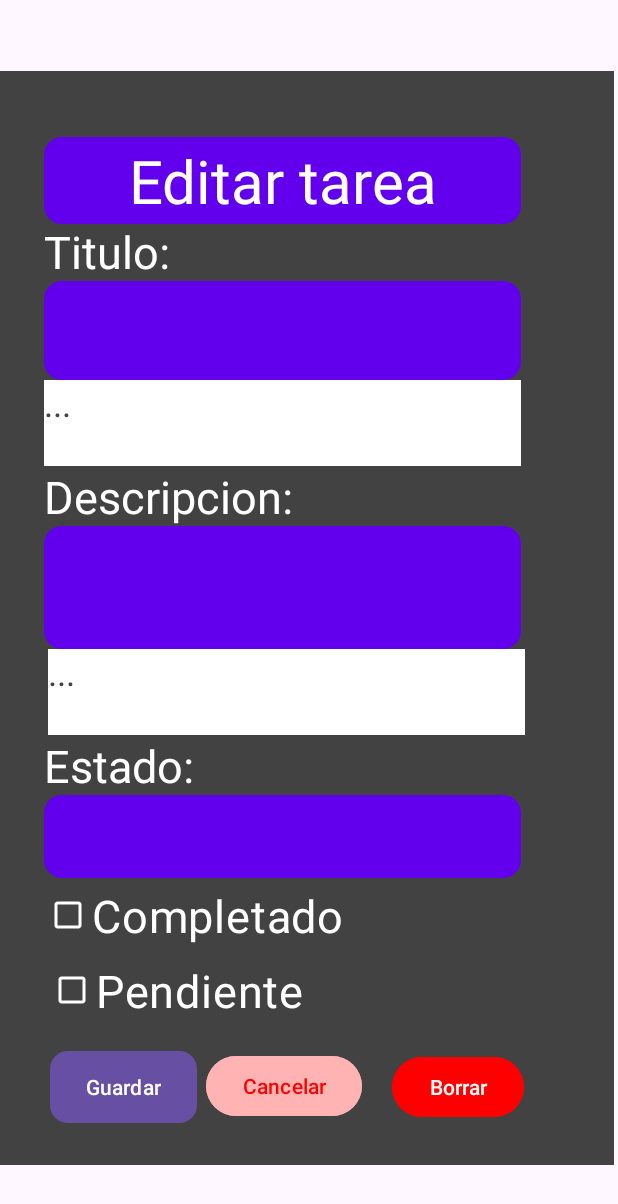
After one commit to JuanfranV/AppTareas, an Android app: the EditarTareaActivity screen opened directly, with no data from a screen before it, on a phone screen of 412 x 824 dp. The commit adds this screen. Shown: the top 1204 px of the screen. Run offline under Robolectric (Android 15) with nearby library versions, the phone set to English and light mode, and no system bars.

Commit message:
se creo y vinculo el ediatarTareaActivity

```diff
--- a/app/src/main/AndroidManifest.xml
+++ b/app/src/main/AndroidManifest.xml
@@ -11,6 +11,9 @@
         android:roundIcon="@mipmap/ic_launcher_round"
         android:supportsRtl="true"
         android:theme="@style/Theme.ProyectoTareas">
+        <activity
+            android:name=".EditarTareaActivity"
+            android:exported="false" />
         <activity
             android:name=".AgregarTareaActivity"
             android:exported="false" />
--- /dev/null
+++ b/app/src/main/java/com/example/proyectotareas/EditarTareaActivity.java
@@ -0,0 +1,41 @@
+package com.example.proyectotareas;
+
+import android.content.Intent;
+import android.os.Bundle;
+import android.widget.TextView;
+
+import androidx.activity.EdgeToEdge;
+import androidx.appcompat.app.AppCompatActivity;
+import androidx.core.graphics.Insets;
+import androidx.core.view.ViewCompat;
+import androidx.core.view.WindowInsetsCompat;
+
+public class EditarTareaActivity extends AppCompatActivity {
+
+    TextView teViTitulo;
+    TextView teViDescripcion;
+    TextView teViEstado;
+
+
+    @Override
+    protected void onCreate(Bundle savedInstanceState) {
+        super.onCreate(savedInstanceState);
+        EdgeToEdge.enable(this);
+        setContentView(R.layout.activity_editar_tarea);
+        ViewCompat.setOnApplyWindowInsetsListener(findViewById(R.id.main), (v, insets) -> {
+            Insets systemBars = insets.getInsets(WindowInsetsCompat.Type.systemBars());
+            v.setPadding(systemBars.left, systemBars.top, systemBars.right, systemBars.bottom);
+            return insets;
+        });
+
+        teViTitulo = findViewById(R.id.teViTitulo);
+        teViDescripcion = findViewById(R.id.teViDescripcion);
+        teViEstado = findViewById(R.id.teViEstado);
+
+        Intent intent = getIntent();
+        teViTitulo.setText(intent.getStringExtra("titulo"));
+        teViDescripcion.setText(intent.getStringExtra("descripcion"));
+        teViEstado.setText(intent.getStringExtra("estado"));
+
+    }
+}
--- a/app/src/main/java/com/example/proyectotareas/MainActivity.java
+++ b/app/src/main/java/com/example/proyectotareas/MainActivity.java
@@ -46,7 +46,7 @@ public class MainActivity extends AppCompatActivity {
 
         buttonAgregar = findViewById(R.id.buttonAñadir);
 
-        adapter = new tareaAdapter(listaTareas);
+        adapter = new tareaAdapter(this, listaTareas);
         recyclerTareas.setAdapter(adapter);
 
         agregarTareaLauncher = registerForActivityResult(
--- a/app/src/main/java/com/example/proyectotareas/caracters/tareaAdapter.java
+++ b/app/src/main/java/com/example/proyectotareas/caracters/tareaAdapter.java
@@ -1,5 +1,7 @@
 package com.example.proyectotareas.caracters;
 
+import android.content.Context;
+import android.content.Intent;
 import android.view.LayoutInflater;
 import android.view.View;
 import android.view.ViewGroup;
@@ -8,15 +10,18 @@ import android.widget.TextView;
 import androidx.annotation.NonNull;
 import androidx.recyclerview.widget.RecyclerView;
 
+import com.example.proyectotareas.EditarTareaActivity;
 import com.example.proyectotareas.R;
 import com.example.proyectotareas.model.agregarTareaModel;
 
 import java.util.List;
 
 public class tareaAdapter extends RecyclerView.Adapter<tareaAdapter.ViewHolder> {
-    private static List<agregarTareaModel> listaTareas;
+    private List<agregarTareaModel> listaTareas;
+    private Context context;
 
-    public tareaAdapter(List<agregarTareaModel> listaTareas){
+    public tareaAdapter(Context context,List<agregarTareaModel> listaTareas){
+        this.context = context;
         this.listaTareas = listaTareas;
     }
 
@@ -44,7 +49,15 @@ public class tareaAdapter extends RecyclerView.Adapter<tareaAdapter.ViewHolder>
         holder.teViNombre.setText("Nombre: " + agregarTareaModel.getNombre());
         holder.teVidescripcion.setText("Descripción: " + agregarTareaModel.getDescripcion());
         holder.teViEstado.setText("estado: " + agregarTareaModel.getCompletadoPendiente());
-    }
+
+        holder.itemView.setOnClickListener(view -> {
+            Intent intent = new Intent(context, EditarTareaActivity.class);
+            intent.putExtra("titulo", agregarTareaModel.getNombre());
+            intent.putExtra("descripcion", agregarTareaModel.getDescripcion());
+            intent.putExtra("estado", agregarTareaModel.getCompletadoPendiente());
+            context.startActivity(intent);
+        });
+        }
 
     @Override
     public int getItemCount(){
--- a/app/src/main/res/drawable/fondo_redondeado.xml
+++ b/app/src/main/res/drawable/fondo_redondeado.xml
@@ -3,5 +3,5 @@
     <shape xmlns:android="http://schemas.android.com/apk/res/android"
         android:shape="rectangle">
         <solid android:color="#6200EE" />
-        <corners android:radius="16dp"/>
+        <corners android:radius="12dp"/>
     </shape>
--- /dev/null
+++ b/app/src/main/res/layout/activity_editar_tarea.xml
@@ -0,0 +1,216 @@
+<?xml version="1.0" encoding="utf-8"?>
+<androidx.constraintlayout.widget.ConstraintLayout xmlns:android="http://schemas.android.com/apk/res/android"
+    xmlns:app="http://schemas.android.com/apk/res-auto"
+    xmlns:tools="http://schemas.android.com/tools"
+    android:id="@+id/main"
+    android:layout_width="match_parent"
+    android:layout_height="match_parent"
+    tools:context=".EditarTareaActivity">
+
+    <androidx.constraintlayout.widget.ConstraintLayout
+        android:layout_width="409dp"
+        android:layout_height="729dp"
+        android:background="@color/cardview_dark_background"
+        app:layout_constraintBottom_toBottomOf="parent"
+        app:layout_constraintEnd_toEndOf="parent"
+        app:layout_constraintHorizontal_bias="0.0"
+        app:layout_constraintStart_toStartOf="parent"
+        app:layout_constraintTop_toTopOf="parent">
+
+        <TextView
+            android:id="@+id/teviTituloN"
+            android:layout_width="318dp"
+            android:layout_height="40dp"
+            android:layout_marginTop="56dp"
+            android:text="Titulo:"
+            android:textColor="@color/white"
+            android:textSize="30sp"
+            app:layout_constraintEnd_toEndOf="parent"
+            app:layout_constraintHorizontal_bias="0.318"
+            app:layout_constraintStart_toStartOf="parent"
+            app:layout_constraintTop_toTopOf="@+id/teViEditarTarea" />
+
+        <TextView
+            android:id="@+id/teviEstadoN"
+            android:layout_width="318dp"
+            android:layout_height="40dp"
+            android:text="Estado:"
+            android:textColor="@color/white"
+            android:textSize="30sp"
+            app:layout_constraintEnd_toEndOf="parent"
+            app:layout_constraintHorizontal_bias="0.318"
+            app:layout_constraintStart_toStartOf="parent"
+            app:layout_constraintTop_toBottomOf="@+id/edTeDescripcion" />
+
+        <TextView
+            android:id="@+id/teViTitulo"
+            android:layout_width="318dp"
+            android:layout_height="66dp"
+            android:inputType="textMultiLine"
+            android:singleLine="false"
+            android:text="Esperando..."
+            android:textColor="@color/white"
+            android:textSize="23sp"
+            android:background="@drawable/fondo_redondeado"
+            app:layout_constraintEnd_toEndOf="parent"
+            app:layout_constraintHorizontal_bias="0.318"
+            app:layout_constraintStart_toStartOf="parent"
+            app:layout_constraintTop_toBottomOf="@+id/teviTituloN" />
+
+        <TextView
+            android:id="@+id/teViEstado"
+            android:layout_width="318dp"
+            android:layout_height="55dp"
+            android:inputType="textMultiLine"
+            android:singleLine="false"
+            android:text="Esperando..."
+            android:textColor="@color/white"
+            android:textSize="30sp"
+            app:layout_constraintEnd_toEndOf="parent"
+            android:background="@drawable/fondo_redondeado"
+            android:gravity="start|center"
+            app:layout_constraintHorizontal_bias="0.318"
+            app:layout_constraintStart_toStartOf="parent"
+            app:layout_constraintTop_toBottomOf="@+id/teviEstadoN" />
+
+        <TextView
+            android:id="@+id/teViDescripcion"
+            android:layout_width="318dp"
+            android:layout_height="82dp"
+            android:inputType="textMultiLine"
+            android:singleLine="false"
+            android:text="Esperando..."
+            android:textColor="@color/white"
+            android:textSize="23sp"
+            app:layout_constraintEnd_toEndOf="parent"
+            android:background="@drawable/fondo_redondeado"
+            app:layout_constraintHorizontal_bias="0.318"
+            app:layout_constraintStart_toStartOf="parent"
+            app:layout_constraintTop_toBottomOf="@+id/teViDescripcionN" />
+
+        <TextView
+            android:id="@+id/teViEditarTarea"
+            android:layout_width="318dp"
+            android:layout_height="58dp"
+            android:layout_marginTop="44dp"
+            android:background="@drawable/fondo_redondeado"
+            android:gravity="center"
+            android:text="Editar tarea"
+            android:textColor="@color/white"
+            android:textSize="40sp"
+            app:layout_constraintEnd_toEndOf="parent"
+            app:layout_constraintHorizontal_bias="0.318"
+            app:layout_constraintStart_toStartOf="parent"
+            app:layout_constraintTop_toTopOf="parent" />
+
+        <EditText
+            android:id="@+id/edTeTitulo"
+            android:layout_width="318dp"
+            android:layout_height="57dp"
+            android:background="@color/white"
+            android:ems="10"
+            android:gravity="top|start"
+            android:hint="..."
+            android:inputType="textMultiLine"
+            android:singleLine="false"
+            android:textColor="@color/black"
+            android:textColorHint="@color/cardview_dark_background"
+            android:textSize="23dp"
+            app:layout_constraintEnd_toEndOf="parent"
+            app:layout_constraintHorizontal_bias="0.318"
+            app:layout_constraintStart_toStartOf="parent"
+            app:layout_constraintTop_toBottomOf="@+id/teViTitulo" />
+
+        <EditText
+            android:id="@+id/edTeDescripcion"
+            android:layout_width="318dp"
+            android:layout_height="57dp"
+            android:background="@color/white"
+            android:ems="10"
+            android:gravity="top|start"
+            android:hint="..."
+            android:inputType="textMultiLine"
+            android:singleLine="false"
+            android:textColor="@color/black"
+            android:textColorHint="@color/cardview_dark_background"
+            android:textSize="23dp"
+            app:layout_constraintEnd_toEndOf="parent"
+            app:layout_constraintHorizontal_bias="0.351"
+            app:layout_constraintStart_toStartOf="parent"
+            app:layout_constraintTop_toBottomOf="@+id/teViDescripcion" />
+
+        <TextView
+            android:id="@+id/teViDescripcionN"
+            android:layout_width="318dp"
+            android:layout_height="40dp"
+            android:text="Descripcion:"
+            android:textColor="@color/white"
+            android:textSize="30dp"
+            app:layout_constraintEnd_toEndOf="parent"
+            app:layout_constraintHorizontal_bias="0.318"
+            app:layout_constraintStart_toStartOf="parent"
+            app:layout_constraintTop_toBottomOf="@+id/edTeTitulo" />
+
+        <CheckBox
+            android:id="@+id/chBoCompletado"
+            android:layout_width="318dp"
+            android:layout_height="50dp"
+            android:buttonTint="@color/white"
+            android:text="Completado"
+            android:textColor="@color/white"
+            android:textSize="30dp"
+            app:layout_constraintEnd_toEndOf="parent"
+            app:layout_constraintHorizontal_bias="0.318"
+            app:layout_constraintStart_toStartOf="parent"
+            app:layout_constraintTop_toBottomOf="@+id/teViEstado" />
+
+        <CheckBox
+            android:id="@+id/chBoPendiente"
+            android:layout_width="318dp"
+            android:layout_height="50dp"
+            android:buttonTint="@color/white"
+            android:text="Pendiente"
+            android:textColor="@color/white"
+            android:textSize="30dp"
+            app:layout_constraintEnd_toEndOf="parent"
+            app:layout_constraintHorizontal_bias="0.351"
+            app:layout_constraintStart_toStartOf="parent"
+            app:layout_constraintTop_toBottomOf="@+id/chBoCompletado" />
+
+        <Button
+            android:id="@+id/buttonGuardar"
+            android:layout_width="wrap_content"
+            android:layout_height="wrap_content"
+            android:layout_marginBottom="28dp"
+            android:text="Guardar"
+            android:background="@drawable/fondo_redondeado"
+            app:layout_constraintBottom_toBottomOf="parent"
+            app:layout_constraintEnd_toStartOf="@+id/buttonCancelar"
+            app:layout_constraintHorizontal_bias="0.842"
+            app:layout_constraintStart_toStartOf="parent" />
+
+        <Button
+            android:id="@+id/buttonCancelar"
+            android:layout_width="wrap_content"
+            android:layout_height="wrap_content"
+            android:layout_marginEnd="20dp"
+            android:backgroundTint="#FFB3B3"
+            android:text="Cancelar"
+            android:textColor="#FF0000"
+            app:layout_constraintBottom_toBottomOf="parent"
+            app:layout_constraintEnd_toStartOf="@+id/buttonBorrar"
+            app:layout_constraintTop_toBottomOf="@+id/chBoPendiente"
+            app:layout_constraintVertical_bias="0.34" />
+
+        <Button
+            android:id="@+id/buttonBorrar"
+            android:layout_width="wrap_content"
+            android:layout_height="wrap_content"
+            android:layout_marginEnd="60dp"
+            android:layout_marginBottom="28dp"
+            android:backgroundTint="#FF0000"
+            android:text="Borrar"
+            app:layout_constraintBottom_toBottomOf="parent"
+            app:layout_constraintEnd_toEndOf="parent" />
+    </androidx.constraintlayout.widget.ConstraintLayout>
+</androidx.constraintlayout.widget.ConstraintLayout>
```
